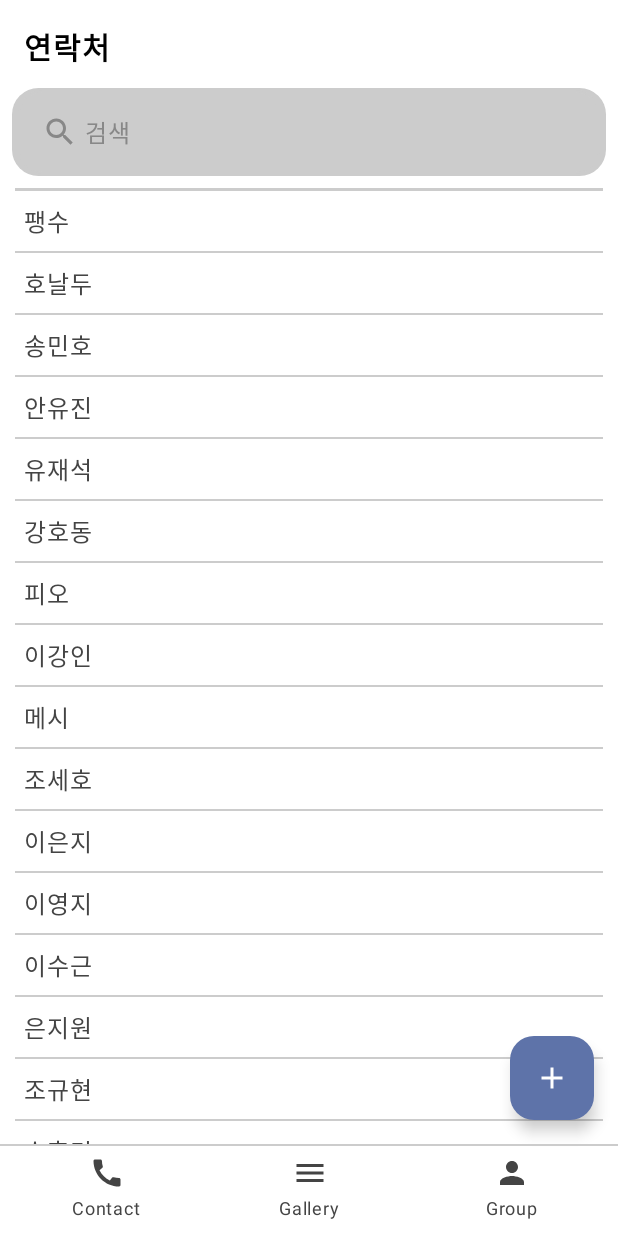
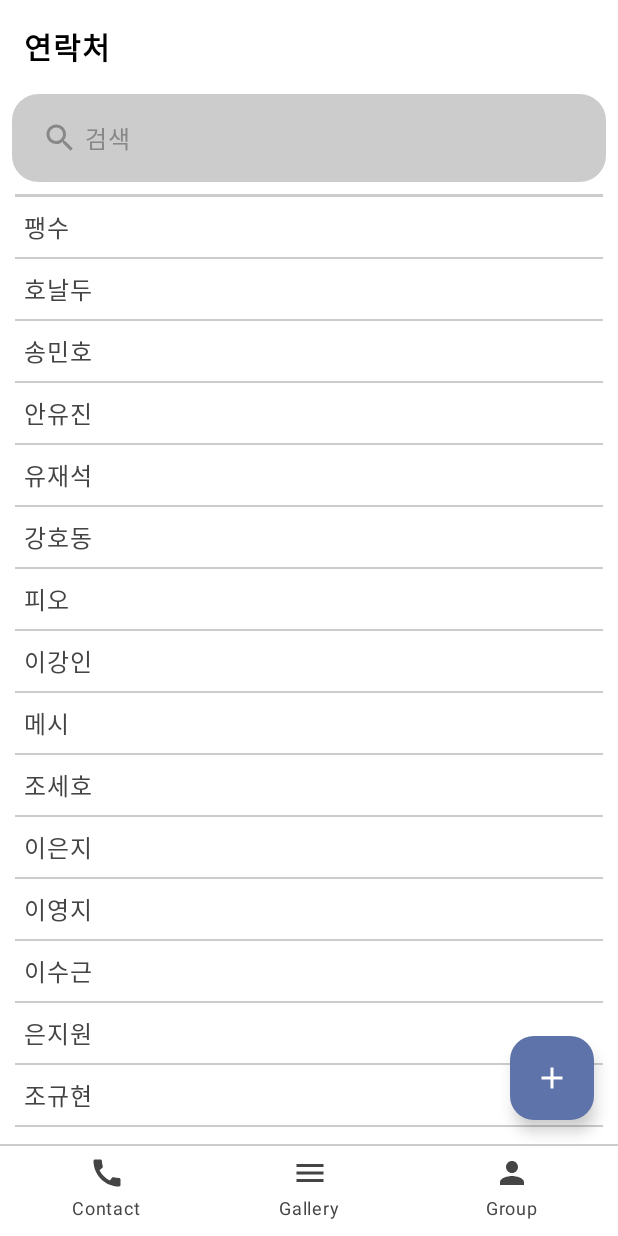
Before and after one commit to Junha-Jang/madcamp-proj1, an Android app built with Jetpack Compose: the screen it shows after launch (MainActivity), on a phone screen of 412 x 824 dp. Run offline under Robolectric (Android 15) with nearby library versions, the phone set to English and light mode, and no system bars.

Commit message:
feat(tab1): update title bottom padding

```diff
--- a/app/src/main/java/com/example/madcamp_proj1/Tab1Screen.kt
+++ b/app/src/main/java/com/example/madcamp_proj1/Tab1Screen.kt
@@ -55,7 +55,7 @@ fun Tab1Screen(modifier: Modifier = Modifier) {
         Column(modifier = modifier) {
             Row(modifier = Modifier
                 .fillMaxWidth()
-                .padding(top = 16.dp, start = 16.dp, end = 16.dp, bottom = 4.dp)
+                .padding(top = 16.dp, start = 16.dp, end = 16.dp, bottom = 8.dp)
             ){
                 Text(
                     text = "연락처",
```
